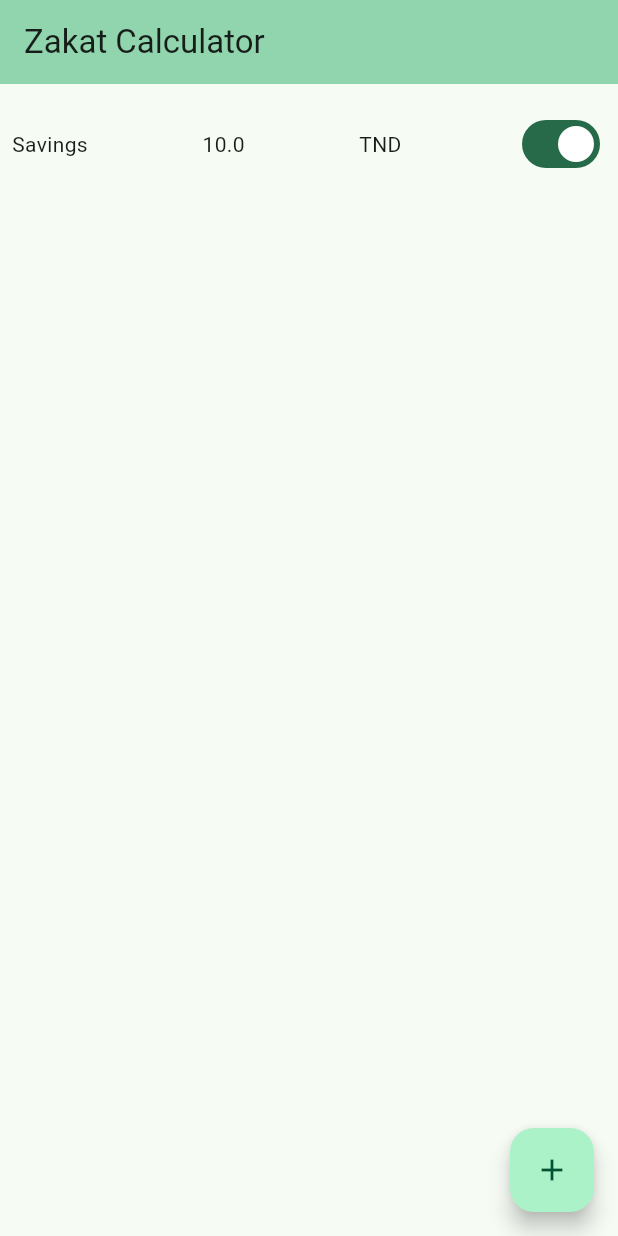
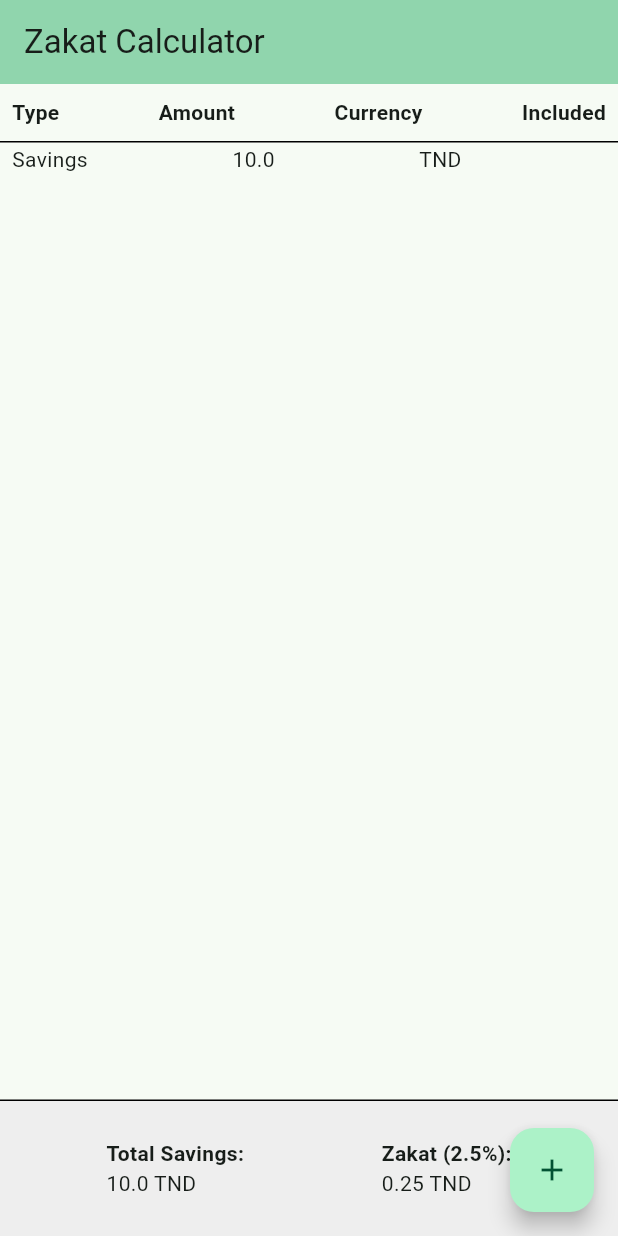
Before and after one commit to Dev-Now/zakaty, a Flutter app: the screen it shows after launch, after a tap on the "add" icon, on a phone screen of 412 x 824 dp. Run offline on Flutter 3.47's test engine with Material 3 defaults, Android fonts, the phone set to English and light mode, and no system bars.

Commit message:
minimal decent home page

```diff
--- a/lib/presentation/screens/home_page.dart
+++ b/lib/presentation/screens/home_page.dart
@@ -52,23 +52,33 @@ class _HomePageState extends State<HomePage> {
         backgroundColor: Theme.of(context).colorScheme.inversePrimary,
         title: Text(widget.title),
       ),
-      body:
-      // Column(
-      //   mainAxisAlignment: MainAxisAlignment.center,
-      //   children: <Widget>[
-          // const Text('Your total year savings:'),
-          // Text(
-          //   '$_totalSavings',
-          //   style: Theme.of(context).textTheme.headlineMedium,
-          // ),
-          // const Text('Your zakat:'),
-          // Text(
-          //   '$_zakat',
-          //   style: Theme.of(context).textTheme.headlineMedium,
-          // ),
-        //],
-          Padding(
-            padding: const EdgeInsets.all(8.0),
+      body: Column(
+        mainAxisAlignment: MainAxisAlignment.center,
+        children: [
+          // table headers
+          Container(
+            padding: const EdgeInsets.symmetric(horizontal: 8.0, vertical: 8.0),
+            decoration: const BoxDecoration(
+              border: Border(bottom: BorderSide(color: Colors.black, width: 1)),
+            ),
+            child: Padding(
+              padding: const EdgeInsets.symmetric(vertical: 1.0),
+              child: Row(
+                mainAxisAlignment: MainAxisAlignment.spaceBetween,
+                children: const [
+                  Text("Type", style: TextStyle(fontWeight: FontWeight.bold)),
+                  Text("Amount", style: TextStyle(fontWeight: FontWeight.bold)),
+                  Text("Currency", style: TextStyle(fontWeight: FontWeight.bold)),
+                  Text("Included", style: TextStyle(fontWeight: FontWeight.bold)),
+                ],
+              ),
+            ),
+          ),
+
+          // scrollable list of amounts
+          Expanded(
+            child: Padding(
+              padding: const EdgeInsets.symmetric(horizontal: 8.0),
               child: ListView.builder(
                 itemCount: _amounts.length,
                 itemBuilder: (context, index) {
@@ -79,7 +89,37 @@ class _HomePageState extends State<HomePage> {
                 },
               ),
             ),
-      //),
+          ),
+
+          // Fixed footer
+          Container(
+            padding: const EdgeInsets.all(25.0),
+            decoration: BoxDecoration(
+              color: Colors.grey[200],
+              border: const Border(top: BorderSide(color: Colors.black, width: 1)),
+            ),
+            child: Row(
+              mainAxisAlignment: MainAxisAlignment.spaceAround,
+              children: [
+                Column(
+                  crossAxisAlignment: CrossAxisAlignment.start,
+                  children: [
+                    const Text("Total Savings:", style: TextStyle(fontWeight: FontWeight.bold)),
+                    Text("$_totalSavings TND"),
+                  ],
+                ),
+                Column(
+                  crossAxisAlignment: CrossAxisAlignment.start,
+                  children: [
+                    const Text("Zakat (2.5%):", style: TextStyle(fontWeight: FontWeight.bold)),
+                    Text("$_zakat TND"),
+                  ],
+                ),
+              ],
+            ),
+          ),
+        ],
+      ),
       floatingActionButton: FloatingActionButton(
         onPressed: _addAmount,
         tooltip: 'Add new amount',
--- a/lib/presentation/widgets/amount_widget.dart
+++ b/lib/presentation/widgets/amount_widget.dart
@@ -34,19 +34,22 @@ class _AmountWidgetState extends State<AmountWidget> {
   @override
   Widget build(BuildContext context) {
     return Padding(
-      padding: const EdgeInsets.symmetric(vertical: 8.0),
+      padding: const EdgeInsets.symmetric(vertical: 1.0),
       child: Row(
         mainAxisAlignment: MainAxisAlignment.spaceBetween,
         children: [
           Text(widget.amount.type == AmountType.saving ? "Savings" : "Advanced Zakat"),
           Text("${widget.amount.value}"),
           Text(widget.amount.currency),
-          Switch(
-            value: _isIncludedInSavings,
-            onChanged: _toggleIncludedInSavings,
+          Visibility(
+            visible: widget.amount.type == AmountType.advancedZakatPortion,
+            child: Switch(
+              value: _isIncludedInSavings,
+              onChanged: _toggleIncludedInSavings,
             ),
+          ),
         ],
-        )
+      )
     );
   }
 }
```
Lines whose indentation alone changed are shown as unchanged.
